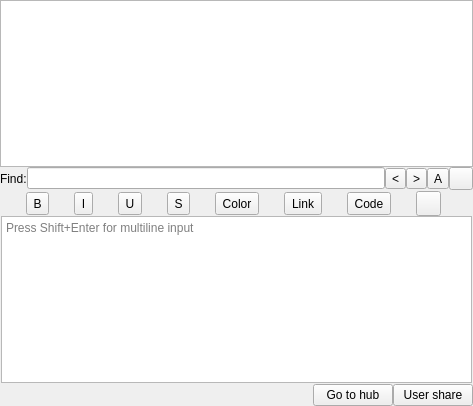
Old version of the form eiskaltdcpp-qt/ui/PrivateMessage.ui in the repository Delitants/eiskaltdcpp.
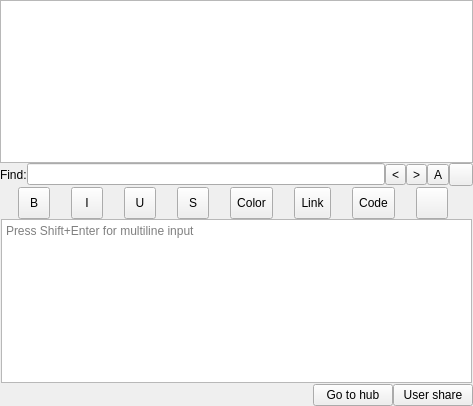
New version of the form. Custom widgets are drawn as their Qt base class.

```diff
--- a/eiskaltdcpp-qt/ui/PrivateMessage.ui
+++ b/eiskaltdcpp-qt/ui/PrivateMessage.ui
@@ -199,7 +199,7 @@
           <item row="1" column="0" colspan="3">
            <layout class="QHBoxLayout" name="horizontalLayout_BBCODE">
             <property name="spacing">
-             <number>0</number>
+             <number>4</number>
             </property>
             <property name="leftMargin">
              <number>0</number>
@@ -215,6 +215,15 @@
             </property>
             <item>
              <widget class="QToolButton" name="toolButton_BOLD">
+              <property name="minimumSize">
+               <size>
+                <width>32</width>
+                <height>32</height>
+               </size>
+              </property>
+              <property name="toolTip">
+               <string>Bold</string>
+              </property>
               <property name="text">
                <string notr="true">B</string>
               </property>
@@ -227,13 +236,19 @@
                 <verstretch>0</verstretch>
                </sizepolicy>
               </property>
-              <property name="styleSheet">
-               <string notr="true">QToolButton { padding: 2px; }</string>
-              </property>
              </widget>
             </item>
             <item>
              <widget class="QToolButton" name="toolButton_ITALIC">
+              <property name="minimumSize">
+               <size>
+                <width>32</width>
+                <height>32</height>
+               </size>
+              </property>
+              <property name="toolTip">
+               <string>Italic</string>
+              </property>
               <property name="text">
                <string notr="true">I</string>
               </property>
@@ -246,13 +261,19 @@
                 <verstretch>0</verstretch>
                </sizepolicy>
               </property>
-              <property name="styleSheet">
-               <string notr="true">QToolButton { padding: 2px; }</string>
-              </property>
              </widget>
             </item>
             <item>
              <widget class="QToolButton" name="toolButton_UNDERLINE">
+              <property name="minimumSize">
+               <size>
+                <width>32</width>
+                <height>32</height>
+               </size>
+              </property>
+              <property name="toolTip">
+               <string>Underline</string>
+              </property>
               <property name="text">
                <string notr="true">U</string>
               </property>
@@ -265,13 +286,19 @@
                 <verstretch>0</verstretch>
                </sizepolicy>
               </property>
-              <property name="styleSheet">
-               <string notr="true">QToolButton { padding: 2px; }</string>
-              </property>
              </widget>
             </item>
             <item>
              <widget class="QToolButton" name="toolButton_STRIKE">
+              <property name="minimumSize">
+               <size>
+                <width>32</width>
+                <height>32</height>
+               </size>
+              </property>
+              <property name="toolTip">
+               <string>Strikethrough</string>
+              </property>
               <property name="text">
                <string notr="true">S</string>
               </property>
@@ -284,13 +311,19 @@
                 <verstretch>0</verstretch>
                </sizepolicy>
               </property>
-              <property name="styleSheet">
-               <string notr="true">QToolButton { padding: 2px; }</string>
-              </property>
              </widget>
             </item>
             <item>
              <widget class="QToolButton" name="toolButton_COLOR">
+              <property name="minimumSize">
+               <size>
+                <width>32</width>
+                <height>32</height>
+               </size>
+              </property>
+              <property name="toolTip">
+               <string>Text color</string>
+              </property>
               <property name="text">
                <string>Color</string>
               </property>
@@ -303,13 +336,19 @@
                 <verstretch>0</verstretch>
                </sizepolicy>
               </property>
-              <property name="styleSheet">
-               <string notr="true">QToolButton { padding: 2px; }</string>
-              </property>
              </widget>
             </item>
             <item>
              <widget class="QToolButton" name="toolButton_LINK">
+              <property name="minimumSize">
+               <size>
+                <width>32</width>
+                <height>32</height>
+               </size>
+              </property>
+              <property name="toolTip">
+               <string>Insert link</string>
+              </property>
               <property name="text">
                <string>Link</string>
               </property>
@@ -322,13 +361,19 @@
                 <verstretch>0</verstretch>
                </sizepolicy>
               </property>
-              <property name="styleSheet">
-               <string notr="true">QToolButton { padding: 2px; }</string>
-              </property>
              </widget>
             </item>
             <item>
              <widget class="QToolButton" name="toolButton_CODE">
+              <property name="minimumSize">
+               <size>
+                <width>32</width>
+                <height>32</height>
+               </size>
+              </property>
+              <property name="toolTip">
+               <string>Code</string>
+              </property>
               <property name="text">
                <string>Code</string>
               </property>
@@ -341,13 +386,19 @@
                 <verstretch>0</verstretch>
                </sizepolicy>
               </property>
-              <property name="styleSheet">
-               <string notr="true">QToolButton { padding: 2px; }</string>
-              </property>
              </widget>
             </item>
             <item>
              <widget class="QToolButton" name="toolButton_SMILE">
+              <property name="minimumSize">
+               <size>
+                <width>32</width>
+                <height>32</height>
+               </size>
+              </property>
+              <property name="toolTip">
+               <string>Emoji</string>
+              </property>
               <property name="text">
                <string notr="true"/>
               </property>
@@ -360,9 +411,6 @@
                 <verstretch>0</verstretch>
                </sizepolicy>
               </property>
-              <property name="styleSheet">
-               <string notr="true">QToolButton { padding: 2px; }</string>
-              </property>
              </widget>
             </item>
            </layout>
```
Left out of the diff: 24 changed lines with no effect on the pictures.
